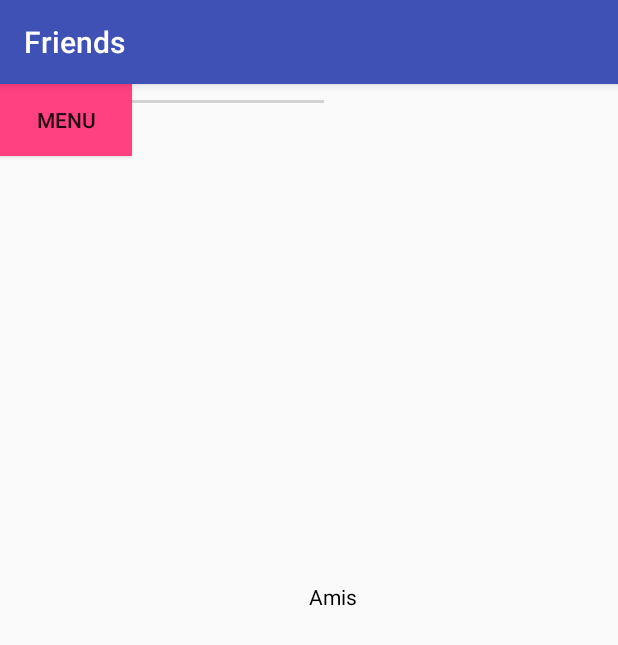
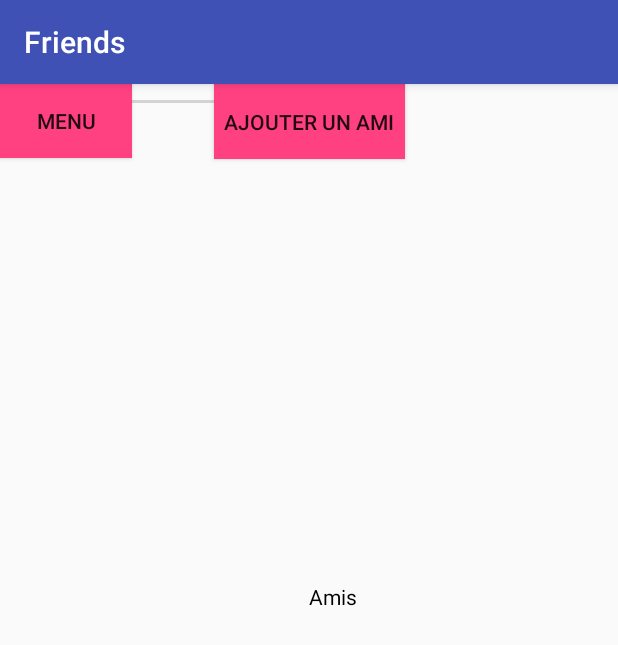
Before and after one commit to bdevoghel/LSINF1225-2018-Groupe15-MiniPoll, an Android app: the FriendListActivity screen opened directly, with no data from a screen before it, on a phone screen of 412 x 824 dp. Shown: the top 645 px of the screen. Run offline under Robolectric (Android 15) with nearby library versions, the phone set to English and light mode, and no system bars; 2 statements that could not run were skipped.

Commit message:
Revert "update friend"
This reverts commit 18b206d95fa749392ebde8039c18b3f7347587f7.

```diff
--- a/Poll/app/src/main/java/p/poll/activity/FriendListActivity.java
+++ b/Poll/app/src/main/java/p/poll/activity/FriendListActivity.java
@@ -2,9 +2,13 @@ package p.poll.activity;
 
 import android.support.v7.app.AppCompatActivity;
 import android.os.Bundle;
-
+import java.util.ArrayList;
+import java.util.Arrays;
+import java.util.Date;
+import java.util.HashMap;
 import java.util.Map;
 
+import android.graphics.Picture;
 import android.view.View;
 import android.widget.Button;
 
@@ -17,8 +21,8 @@ public class FriendListActivity extends AppCompatActivity {
     @Override
     protected void onCreate(Bundle savedInstanceState) {
         super.onCreate(savedInstanceState);
-        setContentView(R.layout.activity_friendlist);
-        final Button button = findViewById(R.id.button1);
+        setContentView(R.layout.activity_friend);
+        final Button button = findViewById(R.id.button_id);
         button.setOnClickListener(new View.OnClickListener() {
             public void onClick(View v) {
             }
--- a/Poll/app/src/main/res/layout/activity_friendlist.xml
+++ b/Poll/app/src/main/res/layout/activity_friend.xml
@@ -4,16 +4,15 @@
     xmlns:tools="http://schemas.android.com/tools"
     android:layout_width="match_parent"
     android:layout_height="match_parent"
-    tools:context="p.poll.activity.MainActivity">
+    tools:context="p.poll.MainActivity">
     android:background="@android:color/grey"
 
     <Button
-        android:id="@+id/button1"
+        android:id="@+id/button"
         android:layout_width="wrap_content"
-        android:layout_height="0dp"
+        android:layout_height="49dp"
         android:background="@color/colorAccent"
         android:text="Menu"
-
         tools:layout_editor_absoluteX="148dp"
         tools:layout_editor_absoluteY="372dp" />
 
@@ -27,32 +26,31 @@
     <SearchView
         android:layout_width="368dp"
         android:layout_height="49dp"
+        tools:layout_editor_absoluteX="8dp"
+        tools:layout_editor_absoluteY="8dp"
         android:text="rechercher un ami"
-        tools:layout_editor_absoluteX="8dp"
-        tools:layout_editor_absoluteY="8dp" />
+        />
 
 
     <Button
         android:id="@+id/button2"
         android:layout_width="127dp"
-        android:layout_height="0dp"
-        android:layout_marginBottom="168dp"
+        android:layout_height="50dp"
         android:background="@color/colorAccent"
         android:text="ajouter un ami"
-        app:layout_constraintBottom_toTopOf="@+id/button1"
         app:layout_constraintEnd_toEndOf="parent"
         app:layout_constraintHorizontal_bias="0.501"
-        app:layout_constraintStart_toStartOf="parent" />
+        app:layout_constraintStart_toStartOf="parent"
+        tools:layout_editor_absoluteY="127dp" />
 
     <TextView
-        android:id="@+id/textView3"
         android:layout_width="76dp"
         android:layout_height="52dp"
+        android:textColor="#000000"
         android:layout_marginBottom="400dp"
         android:layout_marginEnd="152dp"
         android:gravity="center"
         android:text="Amis"
-        android:textColor="#000000"
         app:layout_constraintBottom_toBottomOf="parent"
         app:layout_constraintEnd_toEndOf="parent" />
 
```
